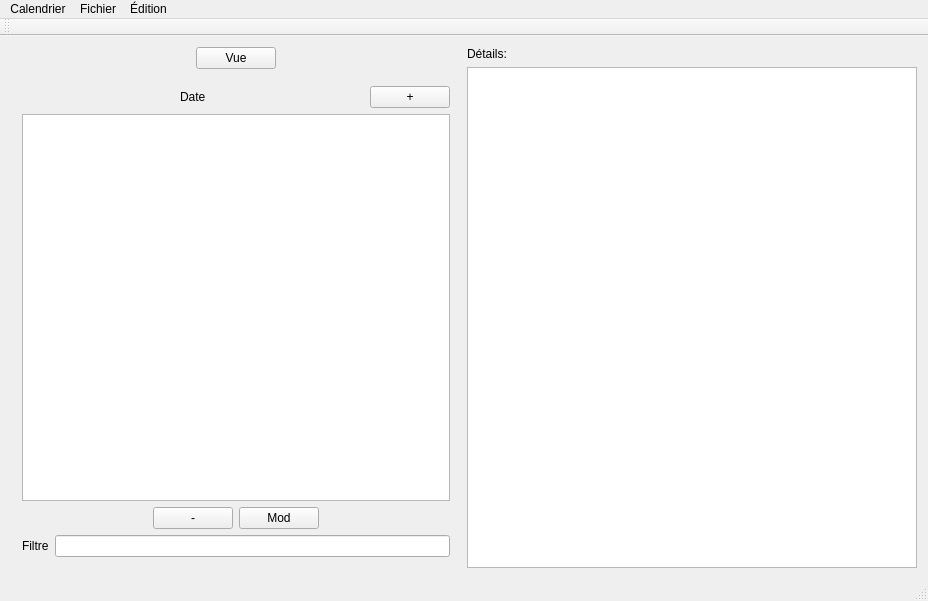
Qt form VECalendar/mainwindow.ui (gnuvince/IFT2905-TP2) before a commit.
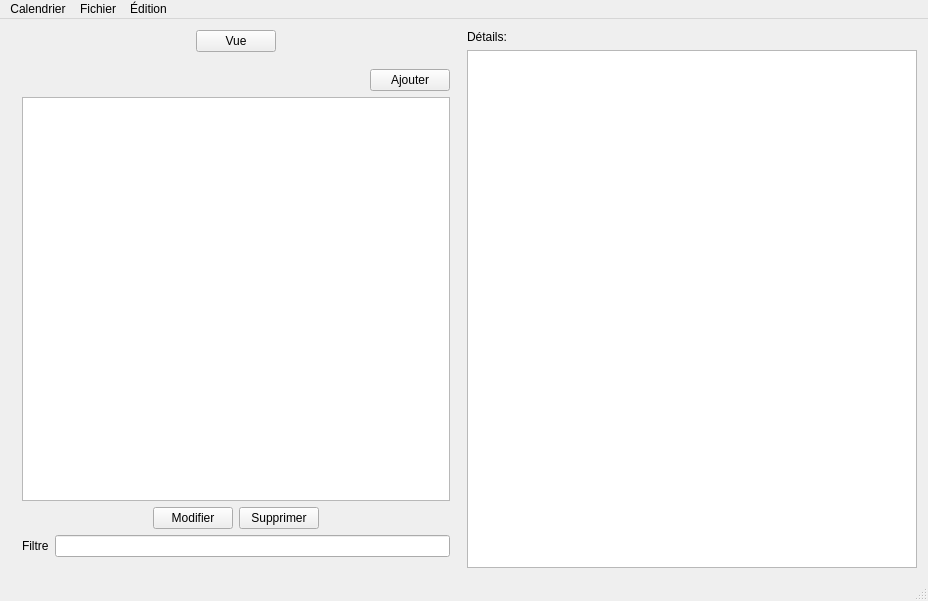
The same form after that commit. The open tabs and pages were chosen to show the change. Icons and pictures are not drawn.

```diff
--- a/VECalendar/mainwindow.ui
+++ b/VECalendar/mainwindow.ui
@@ -213,7 +213,7 @@
               <item>
                <widget class="QLabel" name="label">
                 <property name="text">
-                 <string>Date</string>
+                 <string/>
                 </property>
                </widget>
               </item>
@@ -233,7 +233,11 @@
               <item>
                <widget class="QPushButton" name="addEventButton_2">
                 <property name="text">
-                 <string>+</string>
+                 <string>Ajouter</string>
+                </property>
+                <property name="icon">
+                 <iconset resource="icons.qrc">
+                  <normaloff>:/icons/calendar_add.png</normaloff>:/icons/calendar_add.png</iconset>
                 </property>
                </widget>
               </item>
@@ -264,17 +268,25 @@
                 </property>
                </spacer>
               </item>
-              <item>
-               <widget class="QPushButton" name="pushButton_2">
-                <property name="text">
-                 <string>-</string>
-                </property>
-               </widget>
-              </item>
               <item>
                <widget class="QPushButton" name="pushButton_3">
                 <property name="text">
-                 <string>Mod</string>
+                 <string>Modifier</string>
+                </property>
+                <property name="icon">
+                 <iconset resource="icons.qrc">
+                  <normaloff>:/icons/calendar_edit.png</normaloff>:/icons/calendar_edit.png</iconset>
+                </property>
+               </widget>
+              </item>
+              <item>
+               <widget class="QPushButton" name="pushButton_2">
+                <property name="text">
+                 <string>Supprimer</string>
+                </property>
+                <property name="icon">
+                 <iconset resource="icons.qrc">
+                  <normaloff>:/icons/calendar_delete.png</normaloff>:/icons/calendar_delete.png</iconset>
                 </property>
                </widget>
               </item>
@@ -359,14 +371,6 @@
    <addaction name="menuFichier"/>
    <addaction name="menuEdition"/>
   </widget>
-  <widget class="QToolBar" name="mainToolBar">
-   <attribute name="toolBarArea">
-    <enum>TopToolBarArea</enum>
-   </attribute>
-   <attribute name="toolBarBreak">
-    <bool>false</bool>
-   </attribute>
-  </widget>
   <widget class="QStatusBar" name="statusBar"/>
  </widget>
  <layoutdefault spacing="6" margin="11"/>
```
Left out of the diff: 39 changed lines with no effect on the pictures.
